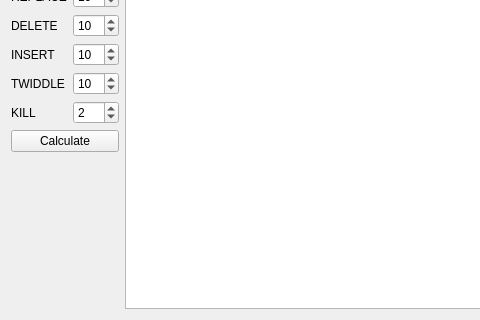
The window that week4/EditDistance/mainwindow.ui (lizy14/algorithm-assignments) describes before a commit, drawn with Qt 5; both pictures show x 0 to 480 and y 171 to 491 of the 785 by 491 pixel window.
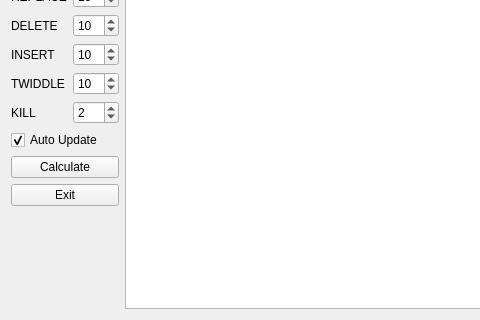
The same window after the commit.

What changed in the file:
```diff
--- a/week4/EditDistance/mainwindow.ui
+++ b/week4/EditDistance/mainwindow.ui
@@ -148,6 +148,16 @@
           </item>
          </layout>
         </item>
+        <item>
+         <widget class="QCheckBox" name="checkBox">
+          <property name="text">
+           <string>Auto Update</string>
+          </property>
+          <property name="checked">
+           <bool>true</bool>
+          </property>
+         </widget>
+        </item>
         <item>
          <widget class="QPushButton" name="pushButton">
           <property name="text">
@@ -155,6 +165,13 @@
           </property>
          </widget>
         </item>
+        <item>
+         <widget class="QPushButton" name="pushButton_3">
+          <property name="text">
+           <string>Exit</string>
+          </property>
+         </widget>
+        </item>
         <item>
          <spacer name="verticalSpacer">
           <property name="orientation">
```
Left out of the diff: 9 changed lines with no effect on the pictures.
